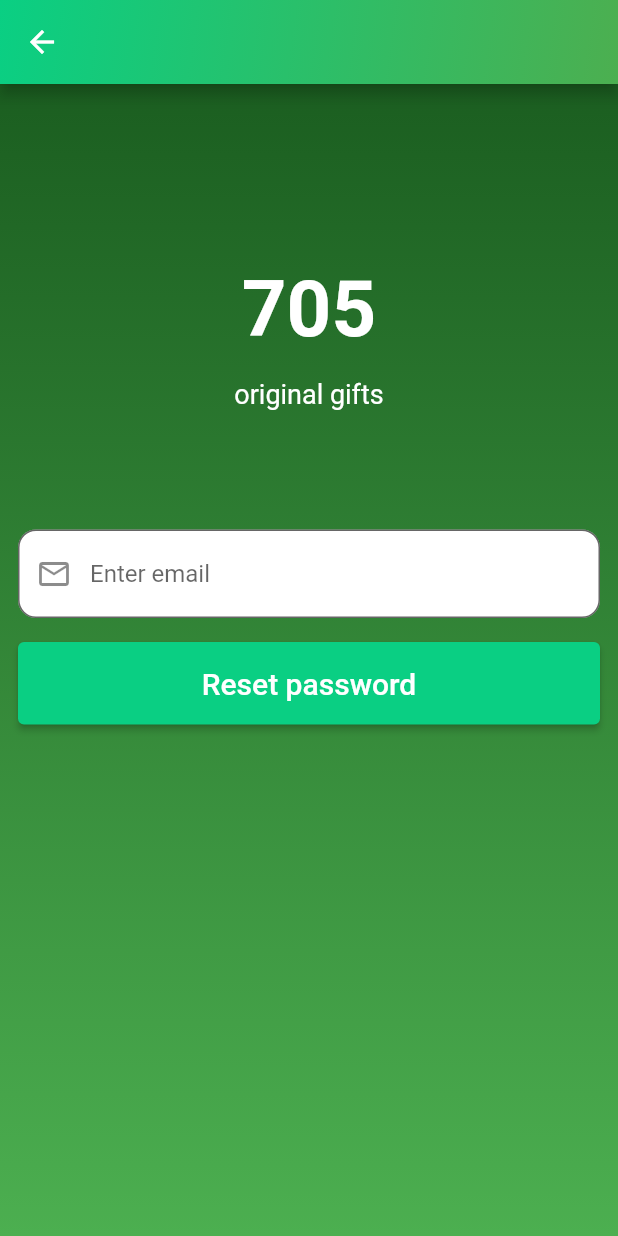
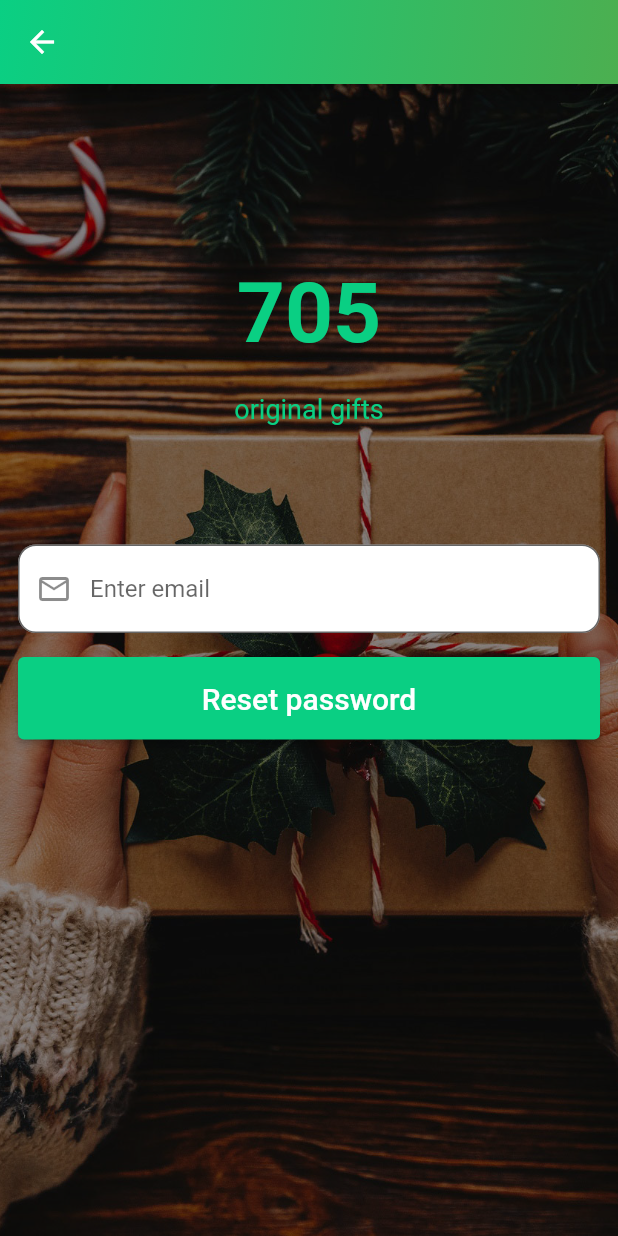
Before and after one commit to VladKodletov/ecom_705_original_gifts, a Flutter app: the screen it shows after launch, after a tap on "Forgot Password", on a phone screen of 412 x 824 dp. Run offline on Flutter 3.47's test engine with Material 2 defaults, Android fonts, the phone set to English and light mode, and no system bars; our stand-ins replace firebase_auth, firebase_core, flutter_rating_stars, tab_indicator_styler; accounts and stored records are empty.

Commit message:
add background image

```diff
--- a/lib/screens/authent_screen.dart
+++ b/lib/screens/authent_screen.dart
@@ -15,7 +15,19 @@ class ScreenAuth extends StatefulWidget {
 class _ScreenAuthState extends State<ScreenAuth> {
   @override
   Widget build(BuildContext context) {
-    return Scaffold(
+    return Container(
+      decoration: BoxDecoration(
+        image: DecorationImage(
+          fit: BoxFit.cover,
+          colorFilter: ColorFilter.mode(
+              Colors.black.withOpacity(0.45), BlendMode.darken),
+          image: const AssetImage(
+            'assets/image/background.jpg',
+          ),
+        ),
+      ),
+      child: Scaffold(
+        backgroundColor: Colors.transparent,
         body: StreamBuilder<User?>(
           stream: FirebaseAuth.instance.authStateChanges(),
           builder: (context, snapshot) {
@@ -34,6 +46,7 @@ class _ScreenAuthState extends State<ScreenAuth> {
             }
           },
         ),
+      ),
     );
   }
 }
@@ -44,16 +57,6 @@ class HeaderPage extends StatelessWidget {
   @override
   Widget build(BuildContext context) {
     return Container(
-      decoration: BoxDecoration(
-        gradient: LinearGradient(
-          colors: [
-            Colors.green.shade900,
-            Colors.green,
-          ],
-          begin: Alignment.topCenter,
-          end: Alignment.bottomCenter,
-        ),
-      ),
       child: Padding(
         padding: const EdgeInsets.symmetric(horizontal: 12),
         child: ListView(
@@ -65,9 +68,9 @@ class HeaderPage extends StatelessWidget {
               '705',
               textAlign: TextAlign.center,
               style: TextStyle(
-                fontSize: 52,
+                fontSize: 60,
                 fontWeight: FontWeight.bold,
-                color: Colors.white,
+                color: Color(0xFF0ACF83),
               ),
             ),
             SizedBox(
@@ -77,8 +80,8 @@ class HeaderPage extends StatelessWidget {
               'original gifts',
               textAlign: TextAlign.center,
               style: TextStyle(
-                fontSize: 18,
-                color: Colors.white,
+                fontSize: 24,
+                color: Color(0xFF0ACF83),
               ),
             ),
             SizedBox(
@@ -186,7 +189,7 @@ class _AuthInputFormState extends State<AuthInputForm> {
               /// _mainScreen,
               child: const Text(
                 'Sign In',
-                style: TextStyle(fontSize: 18),
+                style: TextStyle(fontSize: 20),
               ),
             ),
           ],
--- a/lib/screens/main_screen.dart
+++ b/lib/screens/main_screen.dart
@@ -6,7 +6,6 @@ import 'package:tab_indicator_styler/tab_indicator_styler.dart';
 import 'profile_screen.dart';
 import 'catalog_screen.dart';
 import 'shopping_cart_screen.dart';
-
 
 class BottomNavBar extends StatefulWidget {
   const BottomNavBar({Key? key}) : super(key: key);
@@ -284,7 +283,7 @@ class _SelectCatState extends State<SelectCat> {
       length: 4,
       initialIndex: 0,
       child: TabBar(
-        labelPadding: EdgeInsets.symmetric(horizontal: 22),
+        labelPadding: EdgeInsets.symmetric(horizontal: 19),
         isScrollable: true,
         tabs: const [
           Tab(
--- a/lib/screens/restore_password_screen.dart
+++ b/lib/screens/restore_password_screen.dart
@@ -12,9 +12,19 @@ class ResetPassword extends StatefulWidget {
 class _ResetPasswordState extends State<ResetPassword> {
   @override
   Widget build(BuildContext context) {
-    return Scaffold(
-      // backgroundColor:
-      // Colors.teal[600],
+    return Container(
+      decoration: BoxDecoration(
+        image: DecorationImage(
+          fit: BoxFit.cover,
+          colorFilter: ColorFilter.mode(
+              Colors.black.withOpacity(0.45), BlendMode.darken),
+          image: const AssetImage(
+            'assets/image/background.jpg',
+          ),
+        ),
+      ),
+      child: Scaffold(
+        backgroundColor: Colors.transparent,
         appBar: AppBar(
           flexibleSpace: Container(
             decoration: const BoxDecoration(
@@ -30,6 +40,7 @@ class _ResetPasswordState extends State<ResetPassword> {
           ),
         ),
         body: const RestPassPage(),
+      ),
     );
   }
 }
@@ -39,18 +50,7 @@ class RestPassPage extends StatelessWidget {
 
   @override
   Widget build(BuildContext context) {
-    return Container(
-      decoration: BoxDecoration(
-        gradient: LinearGradient(
-          colors: [
-            Colors.green.shade900,
-            Colors.green,
-          ],
-          begin: Alignment.topCenter,
-          end: Alignment.bottomCenter,
-        ),
-      ),
-      child: Padding(
+    return Padding(
       padding: const EdgeInsets.symmetric(horizontal: 12),
       child: ListView(
         children: const [
@@ -61,25 +61,27 @@ class RestPassPage extends StatelessWidget {
             '705',
             textAlign: TextAlign.center,
             style: TextStyle(
-                fontSize: 52,
+              fontSize: 56,
               fontWeight: FontWeight.bold,
-                color: Colors.white,
+              color: Color(0xFF0ACF83),
             ),
           ),
           SizedBox(
-              height: 15,
+            height: 20,
           ),
           Text(
             'original gifts',
             textAlign: TextAlign.center,
-              style: TextStyle(fontSize: 18, color: Colors.white),
+            style: TextStyle(
+              fontSize: 18,
+              color: Color(0xFF0ACF83),
+            ),
           ),
           SizedBox(
             height: 80,
           ),
           InputEmailForm(),
         ],
-        ),
       ),
     );
   }
--- a/lib/screens/shopping_cart_screen.dart
+++ b/lib/screens/shopping_cart_screen.dart
@@ -1,4 +1,5 @@
 import 'package:flutter/material.dart';
+
 
 
 class ShoppingCart extends StatelessWidget {
```
Also changed, not shown: lib/screens/reg_authent_screen.dart (+20 -20 lines), textcourse/Lazyload_actionsfor.dart (+32 -0 lines), assets/image/background.jpg (added). Lines whose indentation alone changed are shown as unchanged.
